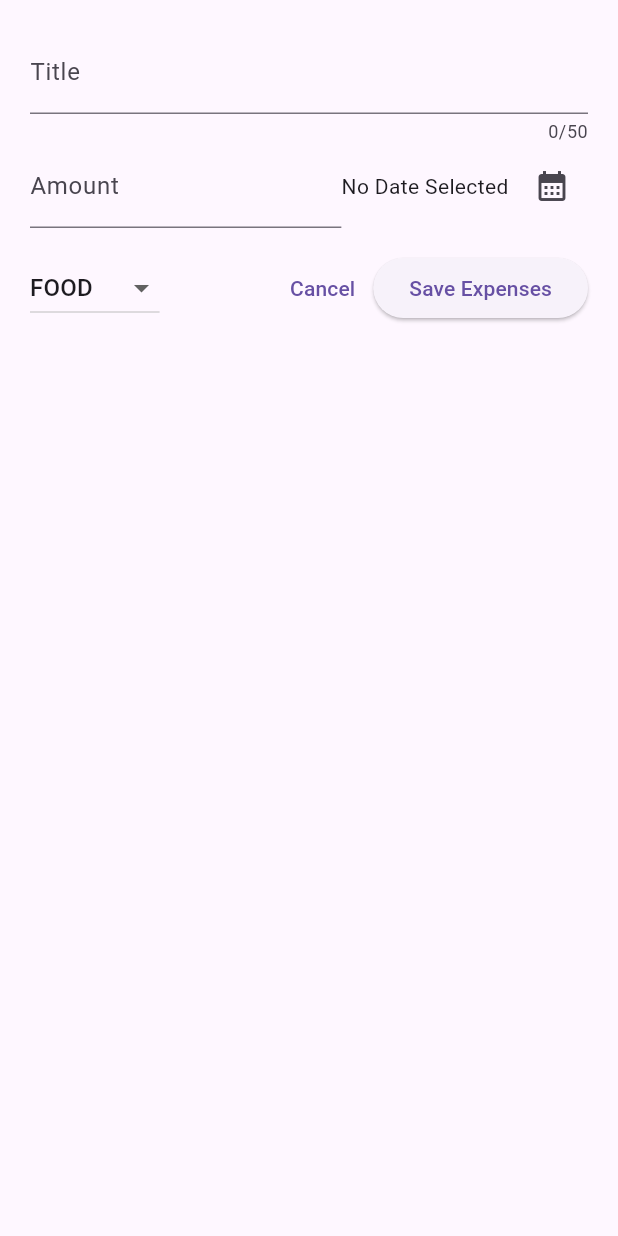
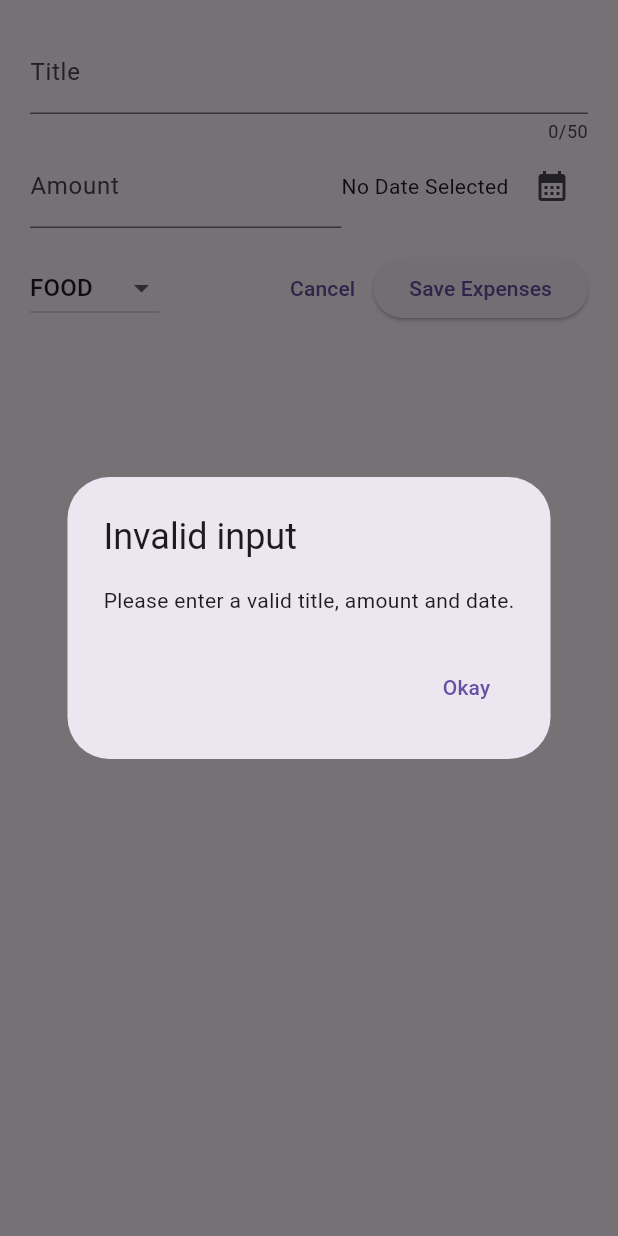
Before and after one commit to S-at-yam/Expense-Tracker, a Flutter app: the NewExpense widget shown alone on an empty page, opened directly, after a tap on "Save Expenses", on a phone screen of 412 x 824 dp. Run offline on Flutter 3.47's test engine with Material 3 defaults, Android fonts, the phone set to English and light mode, and no system bars.

```diff
--- a/lib/widgets/new_expense.dart
+++ b/lib/widgets/new_expense.dart
@@ -36,6 +36,31 @@ class _NewExpenseState extends State<NewExpense> {
     setState(() {
       _selectedDate = pickedDate;
     });
+  }
+
+  void _saveExpenseData() {
+    final enteredAmount = double.tryParse(_amountController.text);
+    bool isTitleEmpty = _titleController.text.trim().isEmpty;
+    bool isAmountInvalid = enteredAmount == null || enteredAmount <= 0;
+
+    if (isTitleEmpty || isAmountInvalid || _selectedDate == null) {
+      showDialog(
+        context: context,
+        builder:
+            (ctx) => AlertDialog(
+              title: Text('Invalid input'),
+              content: Text('Please enter a valid title, amount and date.'),
+              actions: [
+                TextButton(
+                  onPressed: () {
+                    Navigator.pop(ctx);
+                  },
+                  child: const Text('Okay'),
+                ),
+              ],
+            ),
+      );
+    }
   }
 
   @override
@@ -111,10 +136,7 @@ class _NewExpenseState extends State<NewExpense> {
                 child: Text('Cancel'),
               ),
               ElevatedButton(
-                onPressed: () {
-                  print(_titleController.text);
-                  print(_amountController.text);
-                },
+                onPressed: _saveExpenseData,
                 child: Text('Save Expenses'),
               ),
             ],
```
